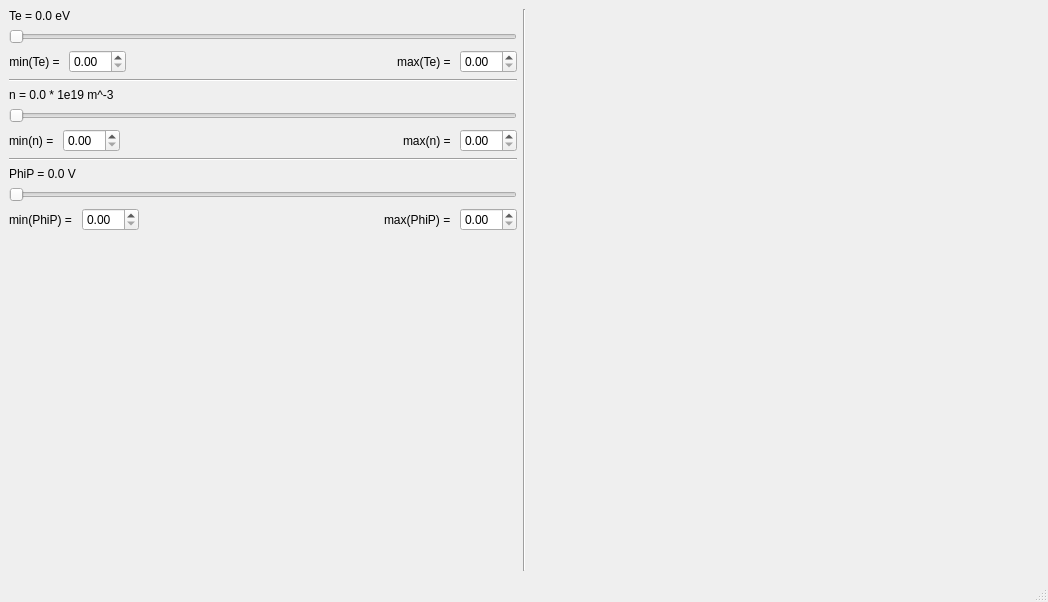
First picture: the form in simplelangmuirprobe.ui, repository jonathanschilling/SimpleLangmuirProbe, before the edit.
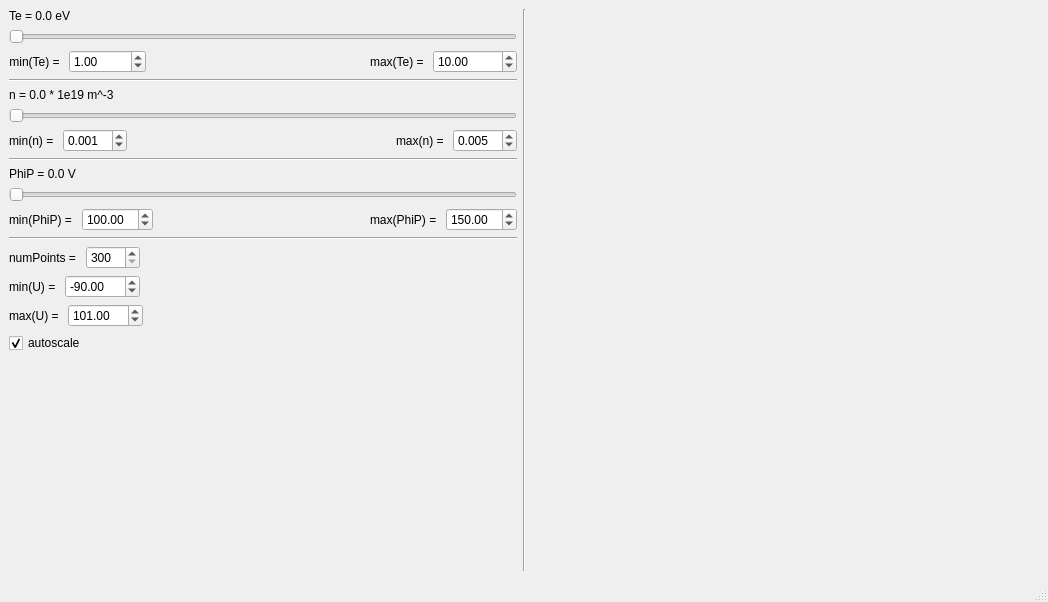
Second picture: the form after the edit. Custom widgets are drawn as their Qt base class.

Commit message: actual plot; optional autoscale implemented

The edit to the form file:
```diff
--- a/simplelangmuirprobe.ui
+++ b/simplelangmuirprobe.ui
@@ -73,6 +73,12 @@
                 <verstretch>0</verstretch>
                </sizepolicy>
               </property>
+              <property name="maximum">
+               <double>10000.000000000000000</double>
+              </property>
+              <property name="value">
+               <double>1.000000000000000</double>
+              </property>
              </widget>
             </item>
             <item>
@@ -112,6 +118,12 @@
                 <verstretch>0</verstretch>
                </sizepolicy>
               </property>
+              <property name="maximum">
+               <double>100000.000000000000000</double>
+              </property>
+              <property name="value">
+               <double>10.000000000000000</double>
+              </property>
              </widget>
             </item>
            </layout>
@@ -163,7 +175,14 @@
              </widget>
             </item>
             <item>
-             <widget class="QDoubleSpinBox" name="minNBox"/>
+             <widget class="QDoubleSpinBox" name="minNBox">
+              <property name="decimals">
+               <number>3</number>
+              </property>
+              <property name="value">
+               <double>0.001000000000000</double>
+              </property>
+             </widget>
             </item>
             <item>
              <spacer name="horizontalSpacer_2">
@@ -192,7 +211,14 @@
              </widget>
             </item>
             <item>
-             <widget class="QDoubleSpinBox" name="maxNBox"/>
+             <widget class="QDoubleSpinBox" name="maxNBox">
+              <property name="decimals">
+               <number>3</number>
+              </property>
+              <property name="value">
+               <double>0.005000000000000</double>
+              </property>
+             </widget>
             </item>
            </layout>
           </item>
@@ -237,7 +263,17 @@
              </widget>
             </item>
             <item>
-             <widget class="QDoubleSpinBox" name="minPhiPBox"/>
+             <widget class="QDoubleSpinBox" name="minPhiPBox">
+              <property name="decimals">
+               <number>2</number>
+              </property>
+              <property name="maximum">
+               <double>2000.000000000000000</double>
+              </property>
+              <property name="value">
+               <double>100.000000000000000</double>
+              </property>
+             </widget>
             </item>
             <item>
              <spacer name="horizontalSpacer_3">
@@ -260,25 +296,170 @@
              </widget>
             </item>
             <item>
-             <widget class="QDoubleSpinBox" name="maxPhiPBox"/>
+             <widget class="QDoubleSpinBox" name="maxPhiPBox">
+              <property name="maximum">
+               <double>2000.000000000000000</double>
+              </property>
+              <property name="value">
+               <double>150.000000000000000</double>
+              </property>
+             </widget>
             </item>
            </layout>
           </item>
           <item>
-           <spacer name="verticalSpacer">
-            <property name="orientation">
-             <enum>Qt::Vertical</enum>
-            </property>
-            <property name="sizeHint" stdset="0">
-             <size>
-              <width>20</width>
-              <height>40</height>
-             </size>
-            </property>
-           </spacer>
+           <layout class="QVBoxLayout" name="verticalLayout_5">
+            <item>
+             <widget class="Line" name="line_4">
+              <property name="orientation">
+               <enum>Qt::Horizontal</enum>
+              </property>
+             </widget>
+            </item>
+            <item>
+             <layout class="QHBoxLayout" name="horizontalLayout_5">
+              <item>
+               <widget class="QLabel" name="label_9">
+                <property name="text">
+                 <string>numPoints = </string>
+                </property>
+               </widget>
+              </item>
+              <item>
+               <widget class="QSpinBox" name="numPointsBox">
+                <property name="sizePolicy">
+                 <sizepolicy hsizetype="Minimum" vsizetype="Fixed">
+                  <horstretch>0</horstretch>
+                  <verstretch>0</verstretch>
+                 </sizepolicy>
+                </property>
+                <property name="minimum">
+                 <number>300</number>
+                </property>
+                <property name="maximum">
+                 <number>1000</number>
+                </property>
+               </widget>
+              </item>
+              <item>
+               <spacer name="horizontalSpacer_6">
+                <property name="orientation">
+                 <enum>Qt::Horizontal</enum>
+                </property>
+                <property name="sizeHint" stdset="0">
+                 <size>
+                  <width>40</width>
+                  <height>20</height>
+                 </size>
+                </property>
+               </spacer>
+              </item>
+             </layout>
+            </item>
+            <item>
+             <layout class="QHBoxLayout" name="horizontalLayout_4">
+              <item>
+               <widget class="QLabel" name="label_8">
+                <property name="text">
+                 <string>min(U) = </string>
+                </property>
+               </widget>
+              </item>
+              <item>
+               <widget class="QDoubleSpinBox" name="minUBox">
+                <property name="minimum">
+                 <double>-1000.000000000000000</double>
+                </property>
+                <property name="maximum">
+                 <double>1000.000000000000000</double>
+                </property>
+                <property name="value">
+                 <double>-90.000000000000000</double>
+                </property>
+               </widget>
+              </item>
+              <item>
+               <spacer name="horizontalSpacer_5">
+                <property name="orientation">
+                 <enum>Qt::Horizontal</enum>
+                </property>
+                <property name="sizeHint" stdset="0">
+                 <size>
+                  <width>40</width>
+                  <height>20</height>
+                 </size>
+                </property>
+               </spacer>
+              </item>
+             </layout>
+            </item>
+            <item>
+             <layout class="QHBoxLayout" name="horizontalLayout_3">
+              <item>
+               <widget class="QLabel" name="label_7">
+                <property name="text">
+                 <string>max(U) = </string>
+                </property>
+               </widget>
+              </item>
+              <item>
+               <widget class="QDoubleSpinBox" name="maxUBox">
+                <property name="minimum">
+                 <double>-1000.000000000000000</double>
+                </property>
+                <property name="maximum">
+                 <double>1000.000000000000000</double>
+                </property>
+                <property name="value">
+                 <double>101.000000000000000</double>
+                </property>
+               </widget>
+              </item>
+              <item>
+               <spacer name="horizontalSpacer_4">
+                <property name="orientation">
+                 <enum>Qt::Horizontal</enum>
+                </property>
+                <property name="sizeHint" stdset="0">
+                 <size>
+                  <width>40</width>
+                  <height>20</height>
+                 </size>
+                </property>
+               </spacer>
+              </item>
+             </layout>
+            </item>
+           </layout>
           </item>
          </layout>
         </item>
+        <item>
+         <widget class="QCheckBox" name="autoscaleBox">
+          <property name="text">
+           <string>autoscale</string>
+          </property>
+          <property name="checked">
+           <bool>true</bool>
+          </property>
+          <property name="tristate">
+           <bool>false</bool>
+          </property>
+         </widget>
+        </item>
+        <item>
+         <spacer name="verticalSpacer">
+          <property name="orientation">
+           <enum>Qt::Vertical</enum>
+          </property>
+          <property name="sizeHint" stdset="0">
+           <size>
+            <width>20</width>
+            <height>40</height>
+           </size>
+          </property>
+         </spacer>
+        </item>
        </layout>
       </item>
       <item>
```
Left out of the diff: 2 changed lines with no effect on the pictures. The commit also changes 2 other files.
